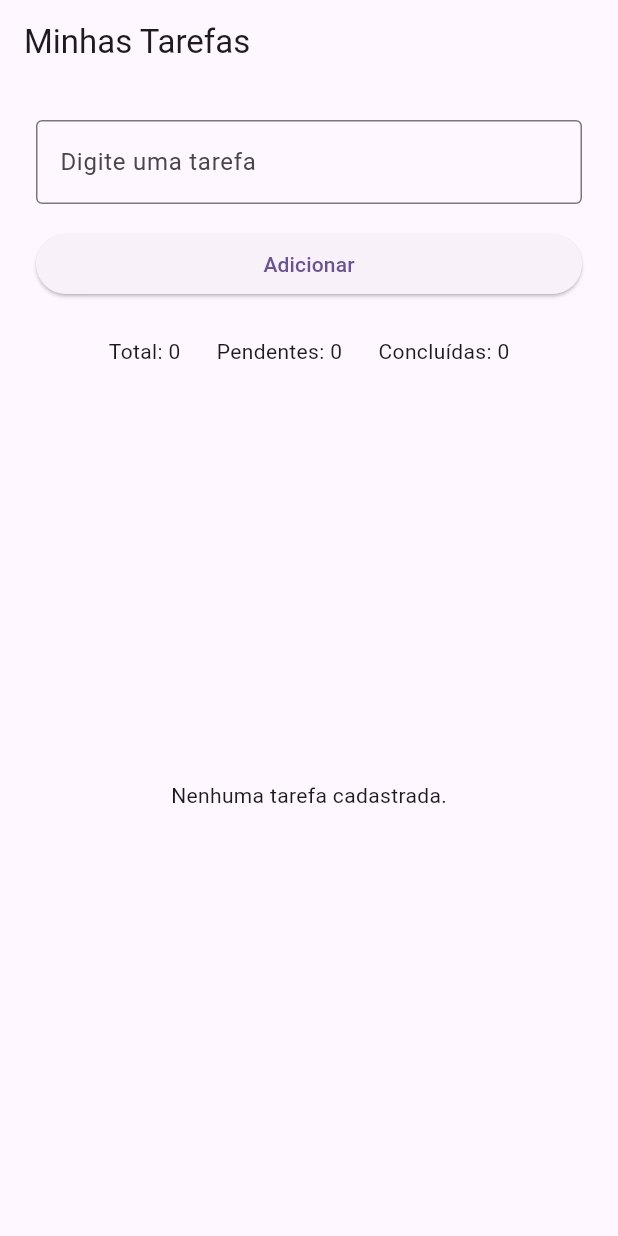
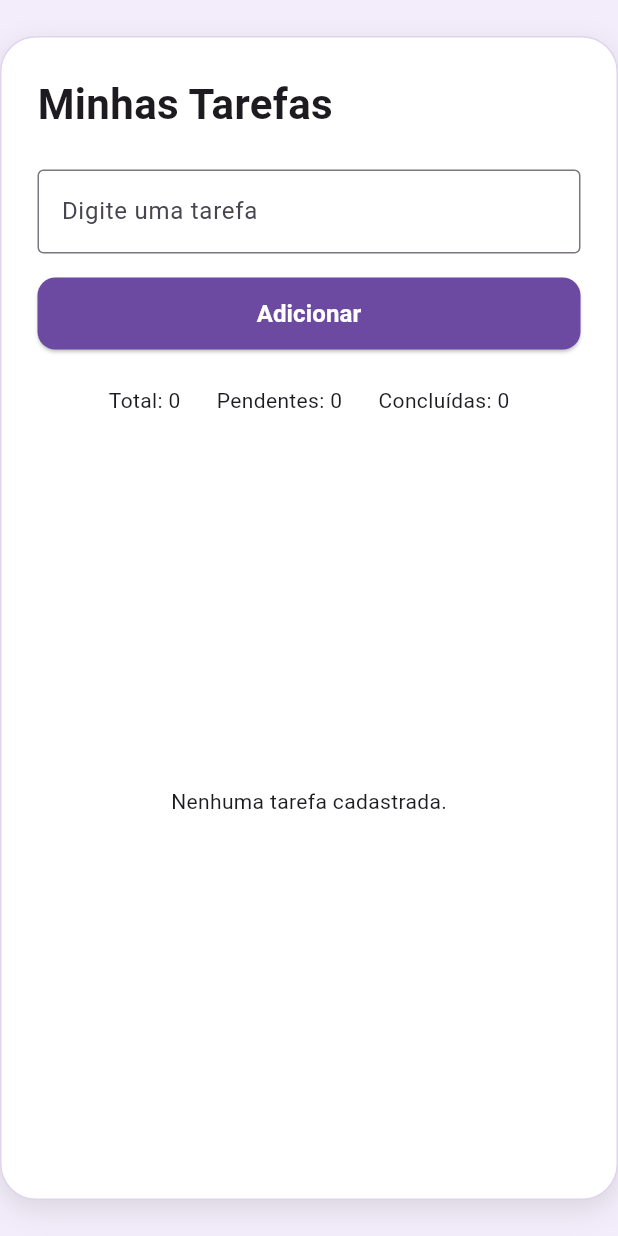
Before and after one commit to anapaula-sds/app_tarefas_web, a Flutter app: the screen it shows after launch, on a phone screen of 412 x 824 dp. Run offline on Flutter 3.47's test engine with Material 3 defaults, Android fonts, the light colour scheme and no system bars.

Commit message:
feat: melhora layout mobile da tela de tarefas

```diff
--- a/lib/pages/home_page.dart
+++ b/lib/pages/home_page.dart
@@ -1,8 +1,8 @@
 import 'package:flutter/material.dart';
 import 'package:provider/provider.dart';
 
+import '../providers/task_provider.dart';
 import '../widgets/task_item.dart';
-import '../providers/task_provider.dart';
 
 class HomePage extends StatefulWidget {
   const HomePage({super.key});
@@ -14,10 +14,10 @@ class HomePage extends StatefulWidget {
 }
 
 class _HomePageState extends State<HomePage> {
-  // Controla o texto digitado no campo, permitindo que o usuário digite uma nova tarefa.
+  // Controla o texto digitado no campo.
   final TextEditingController _taskController = TextEditingController();
 
-  // Adiciona uma tarefa usando o TaskProvider.
+  // Adiciona uma nova tarefa.
   void _addTask() {
     final String title = _taskController.text.trim();
 
@@ -31,23 +31,50 @@ class _HomePageState extends State<HomePage> {
 
   @override
   void dispose() {
-    // Libera o controlador quando a tela for encerrada.
+    // Libera o controlador quando a tela é encerrada.
     _taskController.dispose();
     super.dispose();
   }
 
   @override
   Widget build(BuildContext context) {
-    // Observa o Provider.
-    // Quando notifyListeners() for chamado, esta tela será atualizada.
+    // Observa as mudanças feitas no TaskProvider.
     final TaskProvider taskProvider = context.watch<TaskProvider>();
 
     return Scaffold(
-      appBar: AppBar(title: const Text('Minhas Tarefas')),
-      body: Padding(
+      backgroundColor: const Color(0xFFF3ECFA),
+      body: Center(
+        child: ConstrainedBox(
+          constraints: const BoxConstraints(maxWidth: 430),
+          child: Container(
+            margin: const EdgeInsets.symmetric(vertical: 24),
+            decoration: BoxDecoration(
+              color: Colors.white,
+              borderRadius: BorderRadius.circular(24),
+              border: Border.all(color: const Color(0xFFE0D4EC)),
+              boxShadow: const [
+                BoxShadow(
+                  color: Color(0x1A000000),
+                  blurRadius: 16,
+                  offset: Offset(0, 6),
+                ),
+              ],
+            ),
+            child: Padding(
               padding: const EdgeInsets.all(24),
               child: Column(
                 children: [
+                  const Align(
+                    alignment: Alignment.centerLeft,
+                    child: Text(
+                      'Minhas Tarefas',
+                      style: TextStyle(
+                        fontSize: 28,
+                        fontWeight: FontWeight.bold,
+                      ),
+                    ),
+                  ),
+                  const SizedBox(height: 24),
                   TextField(
                     controller: _taskController,
                     decoration: const InputDecoration(
@@ -61,9 +88,23 @@ class _HomePageState extends State<HomePage> {
                   const SizedBox(height: 16),
                   SizedBox(
                     width: double.infinity,
+                    height: 48,
                     child: ElevatedButton(
                       onPressed: _addTask,
-                child: const Text('Adicionar'),
+                      style: ElevatedButton.styleFrom(
+                        backgroundColor: const Color(0xFF6D4AA2),
+                        foregroundColor: Colors.white,
+                        shape: RoundedRectangleBorder(
+                          borderRadius: BorderRadius.circular(12),
+                        ),
+                      ),
+                      child: const Text(
+                        'Adicionar',
+                        style: TextStyle(
+                          fontSize: 16,
+                          fontWeight: FontWeight.w600,
+                        ),
+                      ),
                     ),
                   ),
                   const SizedBox(height: 24),
@@ -80,7 +121,9 @@ class _HomePageState extends State<HomePage> {
                   const SizedBox(height: 16),
                   Expanded(
                     child: taskProvider.tasks.isEmpty
-                  ? const Center(child: Text('Nenhuma tarefa cadastrada.'))
+                        ? const Center(
+                            child: Text('Nenhuma tarefa cadastrada.'),
+                          )
                         : ListView.builder(
                             itemCount: taskProvider.tasks.length,
                             itemBuilder: (context, index) {
@@ -101,6 +144,9 @@ class _HomePageState extends State<HomePage> {
                 ],
               ),
             ),
+          ),
+        ),
+      ),
     );
   }
 }
```
Lines whose indentation alone changed are shown as unchanged.
